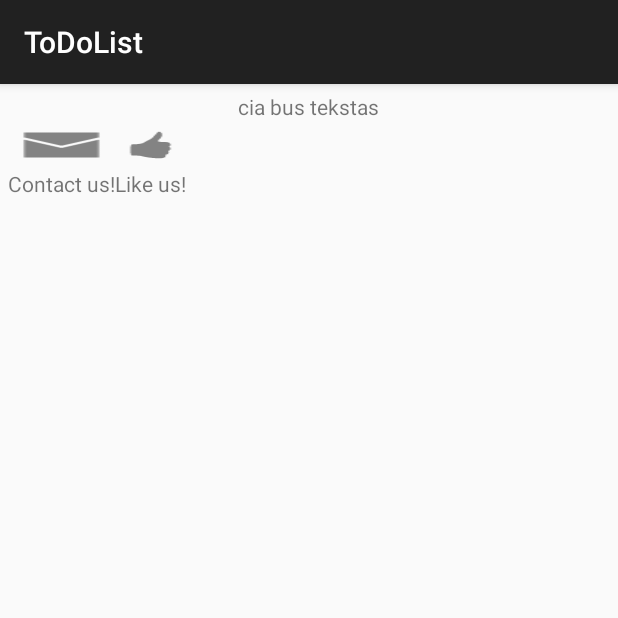
After one commit to ernestaszdanys/mobile_apps_university, an Android app: the fragment AboutFragment shown on its own in the app's theme, on a phone screen of 412 x 824 dp, the top half of it. The commit adds this screen. Run offline under Robolectric (Android 15) with nearby library versions, the phone set to English and light mode, and no system bars; 2 statements that could not run were skipped.

Commit message:
About fragment

```diff
--- /dev/null
+++ b/ToDoList/app/src/main/java/com/marius/ernestas/todolist/AboutFragment.java
@@ -0,0 +1,25 @@
+package com.marius.ernestas.todolist;
+
+import android.os.Bundle;
+import android.support.annotation.Nullable;
+import android.support.v4.app.Fragment;
+import android.view.LayoutInflater;
+import android.view.View;
+import android.view.ViewGroup;
+import android.widget.Button;
+
+/**
+ * Created by Ernestas on 2014.10.15.
+ */
+public class AboutFragment extends Fragment {
+
+    @Override
+    public View onCreateView(LayoutInflater inflater, @Nullable ViewGroup container, @Nullable Bundle savedInstanceState) {
+        View rootView = inflater.inflate(R.layout.fragment_about, container, false);
+
+        Button contactButton = (Button) rootView.findViewById(R.id.contactButton);
+        Button likeButton = (Button) rootView.findViewById(R.id.likeButton);
+
+        return rootView;
+    }
+}
--- a/ToDoList/app/src/main/java/com/marius/ernestas/todolist/MainFragment.java
+++ b/ToDoList/app/src/main/java/com/marius/ernestas/todolist/MainFragment.java
@@ -21,7 +21,7 @@ public class MainFragment extends Fragment {
     public View onCreateView(LayoutInflater inflater, @Nullable ViewGroup container, @Nullable Bundle savedInstanceState) {
         View rootView = inflater.inflate(R.layout.fragment_main, container, false);
 
-        final TextView text = (TextView) rootView.findViewById(R.id.textView);
+        final TextView text = (TextView) rootView.findViewById(R.id.textAbout);
         final Button button = (Button) rootView.findViewById(R.id.button);
 
         button.setOnClickListener(new View.OnClickListener() {
--- /dev/null
+++ b/ToDoList/app/src/main/res/layout/fragment_about.xml
@@ -0,0 +1,63 @@
+<LinearLayout
+    android:orientation="vertical"
+    android:layout_width="fill_parent"
+    android:layout_height="fill_parent"
+    xmlns:android="http://schemas.android.com/apk/res/android"
+    android:weightSum="1"
+    android:layout_margin="5dp">
+
+    <TextView
+        android:layout_width="wrap_content"
+        android:layout_height="wrap_content"
+        android:text="@string/about"
+        android:id="@+id/textAbout"
+        android:layout_gravity="center_horizontal" />
+
+    <TableLayout
+        android:layout_width="match_parent"
+        android:layout_height="wrap_content"
+        android:layout_gravity="center_horizontal">
+
+        <TableRow
+            android:layout_width="fill_parent"
+            android:layout_height="fill_parent">
+
+            <ImageButton
+                android:layout_width="wrap_content"
+                android:layout_height="wrap_content"
+                android:id="@+id/contactButton"
+                android:background="@drawable/ic_action_email"
+                android:layout_column="0" />
+
+            <ImageButton
+                android:layout_width="wrap_content"
+                android:layout_height="wrap_content"
+                android:id="@+id/likeButton"
+                android:background="@drawable/ic_action_good"
+                android:layout_column="1" />
+        </TableRow>
+
+        <TableRow
+            android:layout_width="fill_parent"
+            android:layout_height="fill_parent">
+
+            <TextView
+                android:layout_width="wrap_content"
+                android:layout_height="wrap_content"
+                android:text="@string/contact_us"
+                android:id="@+id/textContact"
+                android:layout_column="0"
+                android:layout_gravity="center"/>
+
+            <TextView
+                android:layout_width="wrap_content"
+                android:layout_height="wrap_content"
+                android:text="@string/like_us"
+                android:id="@+id/textLike"
+                android:layout_column="1"
+                android:layout_gravity="center"/>
+        </TableRow>
+    </TableLayout>
+
+
+</LinearLayout>
--- a/ToDoList/app/src/main/res/layout/fragment_main.xml
+++ b/ToDoList/app/src/main/res/layout/fragment_main.xml
@@ -9,7 +9,7 @@
         android:layout_height="wrap_content"
         android:text="New Text"
         android:textSize="22dp"
-        android:id="@+id/textView"
+        android:id="@+id/textAbout"
         android:layout_gravity="center_horizontal" />
 
     <Button
--- a/ToDoList/app/src/main/res/values/strings.xml
+++ b/ToDoList/app/src/main/res/values/strings.xml
@@ -4,5 +4,8 @@
     <string name="app_name">ToDoList</string>
     <string name="hello_world">Hello world!</string>
     <string name="action_settings">Settings</string>
+    <string name="contact_us">Contact us!</string>
+    <string name="like_us">Like us!</string>
+    <string name="about">cia bus tekstas</string>
 
 </resources>
```
Also changed, not shown: ToDoList/app/src/main/res/drawable-hdpi/ic_action_email.png (added), ToDoList/app/src/main/res/drawable-hdpi/ic_action_good.png (added), ToDoList/app/src/main/res/drawable-mdpi/ic_action_email.png (added), ToDoList/app/src/main/res/drawable-mdpi/ic_action_good.png (added), ToDoList/app/src/main/res/drawable-xhdpi/ic_action_email.png (added), ToDoList/app/src/main/res/drawable-xhdpi/ic_action_good.png (added), ToDoList/app/src/main/res/drawable-xxhdpi/ic_action_email.png (added), ToDoList/app/src/main/res/drawable-xxhdpi/ic_action_good.png (added).
